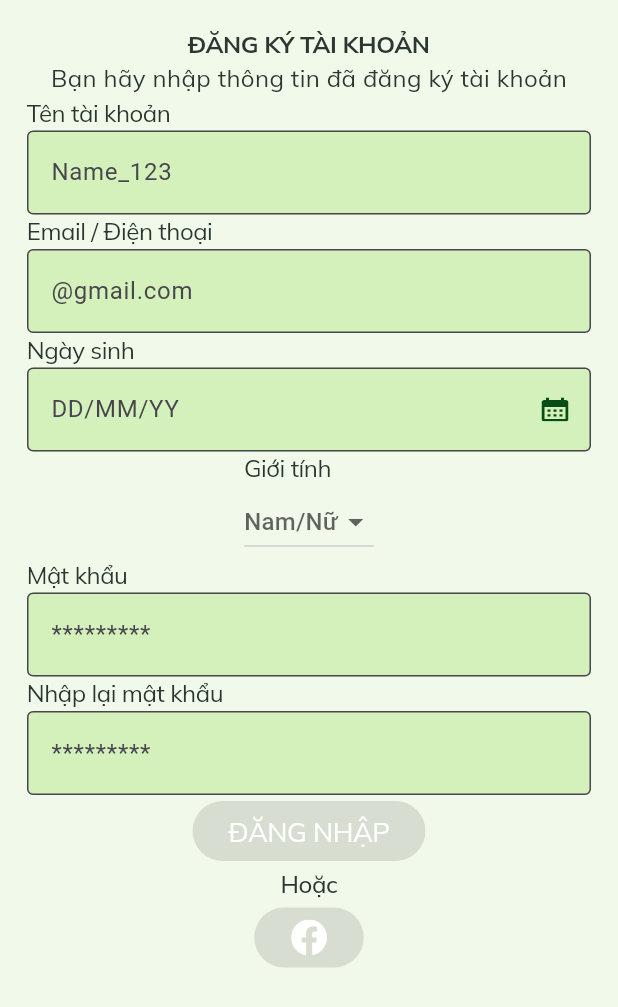
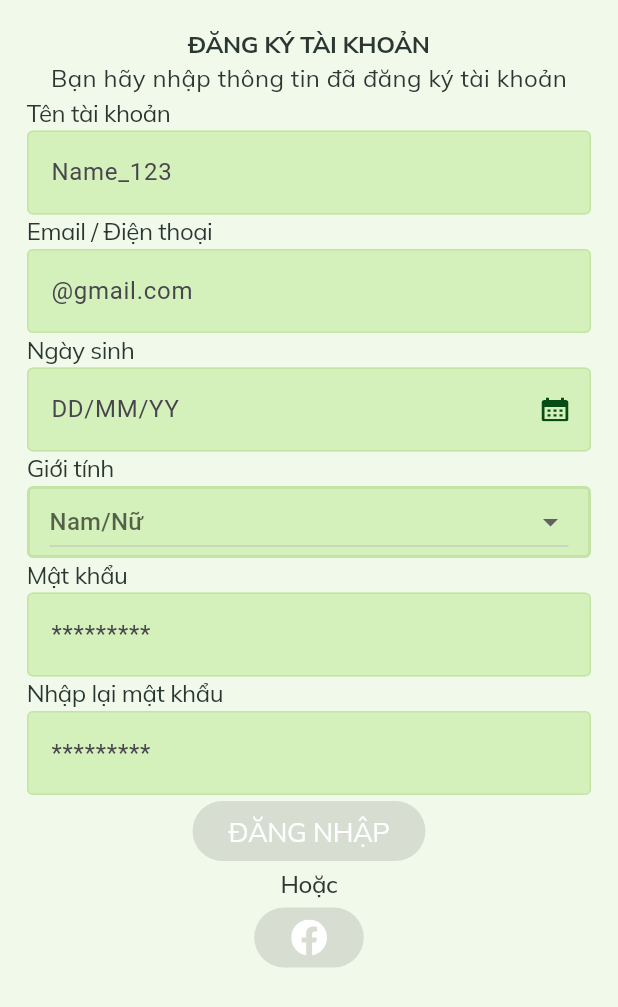
Before and after one commit to TaQuangKhoi/ex_book, a Flutter app: the screen it shows after launch, on a phone screen of 412 x 824 dp. Shown: the top 1007 px of the screen. Run offline on Flutter 3.47's test engine with Material 2 defaults, Android fonts, the phone set to English and light mode, and no system bars; our stand-ins replace flutter_svg, google_fonts.

Commit message:
Done DropDownButton

```diff
--- a/lib/pages/sign_up_page.dart
+++ b/lib/pages/sign_up_page.dart
@@ -1,3 +1,5 @@
+import 'dart:developer';
+
 import 'package:flutter/material.dart';
 import 'package:flutter_svg/svg.dart';
 import 'package:google_fonts/google_fonts.dart';
@@ -12,20 +14,25 @@ class SignUpPage extends StatefulWidget {
 }
 
 class _SignUpPageState extends State<SignUpPage> {
+  late int gioiTinh = 0;
+
   InputDecoration getTextFieldStyle(String hintText, [Widget? suffixIcon]) {
+    OutlineInputBorder border = OutlineInputBorder(
+      borderRadius: BorderRadius.circular(4),
+      borderSide: BorderSide(
+          color: Color(ExBookColor.mauChinh2.colorHex), width: 1.0)
+    );
+
     return InputDecoration(
       filled: true,
       fillColor: Color(ExBookColor.mauChinh3.colorHex),
-      border: OutlineInputBorder(
-          borderRadius: BorderRadius.circular(4),
-          borderSide: BorderSide(
-              color: Color(ExBookColor.mauChinh2.colorHex), width: 1.0)),
+      border: border,
       hintText: hintText,
       suffixIcon: suffixIcon,
-      // focusedBorder: InputBorder.none,
-      // enabledBorder: InputBorder.none,
-      // errorBorder: InputBorder.none,
-      // disabledBorder: InputBorder.none,
+      enabledBorder: border,
+      focusedBorder: border,
+      errorBorder: border,
+      focusedErrorBorder: border,
     );
   }
 
@@ -135,19 +142,44 @@ class _SignUpPageState extends State<SignUpPage> {
                     'Giới tính',
                     style: labelTextFieldStyle,
                   ),
-                  DropdownButton(
-                    hint: const Text('Nam/Nữ'),
-                    items: const [
+                  DecoratedBox(
+                    decoration: BoxDecoration(
+                      color: Color(ExBookColor.mauChinh3.colorHex),
+                      border: Border.all(
+                          color: Color(ExBookColor.mauChinh2.colorHex),
+                          width: 2),
+                      borderRadius: BorderRadius.circular(4),
+                    ),
+                    child: Padding(
+                      padding: const EdgeInsets.only(left: 15, right: 15),
+                      child: DropdownButton(
+                        dropdownColor: Color(ExBookColor.mauChinh3.colorHex),
+                        isExpanded: true,
+                        borderRadius: BorderRadius.circular(4),
+                        value: gioiTinh,
+                        items: [
                           DropdownMenuItem(
+                            enabled: false,
+                            value: 0,
+                            child: Text('Nam/Nữ', style: TextStyle(color: Theme.of(context).hintColor)),
+                          ),
+                          const DropdownMenuItem(
+                            value: 1,
                             child: Text('Nam'),
-                        value: 1,
                           ),
-                      DropdownMenuItem(
+                          const DropdownMenuItem(
+                            value: 2,
                             child: Text('Nữ'),
-                        value: 2,
                           ),
                         ],
-                    onChanged: (int? value) {},
+                        onChanged: (int? value) {
+                          log('value: $value');
+                          setState(() {
+                            gioiTinh = value!;
+                          });
+                        },
+                      ),
+                    ),
                   ),
                 ],
               ),
```
Lines whose indentation alone changed are shown as unchanged.
